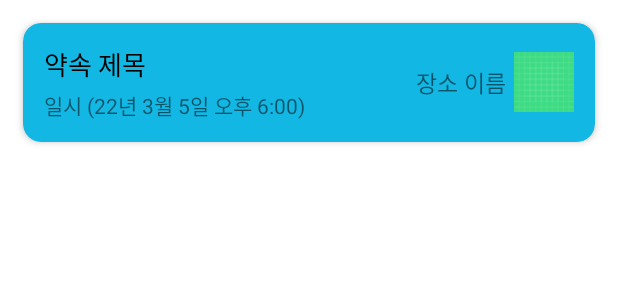
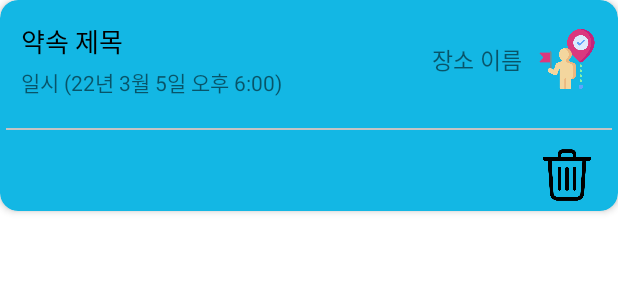
Before and after one commit to JaeCheon0222/Promise_Keeper, an Android app: the layout appointment_list_item.xml on its own in the app's theme, with its tools: preview values and no code run, on a phone screen of 412 x 824 dp. Shown: the top 300 px of the screen. Run offline under Robolectric (Android 15) with nearby library versions, the phone set to English and light mode, and no system bars; network calls fail.

Commit message:
#26 약속 목록 삭제  - 삭제후 새로고침이 되지 않음.

```diff
--- a/app/src/main/java/com/jc/promise_keeper/common/api/repository/PlaceRepository.kt
+++ b/app/src/main/java/com/jc/promise_keeper/common/api/repository/PlaceRepository.kt
@@ -53,4 +53,7 @@ object PlaceRepository {
             lng
         )
 
+    suspend fun deleteRequestAppointment(id: Int): Response<BasicResponse> =
+        Connect.promiseKeepService.deleteRequestAppointment(id)
+
 }
--- a/app/src/main/java/com/jc/promise_keeper/common/api/service/PromiseKeepService.kt
+++ b/app/src/main/java/com/jc/promise_keeper/common/api/service/PromiseKeepService.kt
@@ -76,6 +76,11 @@ interface PromiseKeepService {
     @GET("/appointment")
     fun getRequestAppointmentList(): Call<BasicResponse>
 
+    @DELETE("/appointment")
+    suspend fun deleteRequestAppointment(
+        @Query("appointment_id") id: Int
+    ): Response<BasicResponse>
+
 
     //endregion
 
--- a/app/src/main/java/com/jc/promise_keeper/view/fragments/PromiseFragment.kt
+++ b/app/src/main/java/com/jc/promise_keeper/view/fragments/PromiseFragment.kt
@@ -2,6 +2,7 @@ package com.jc.promise_keeper.view.fragments
 
 import android.os.Bundle
 import android.util.Log
+import androidx.fragment.app.FragmentTransaction
 import androidx.recyclerview.widget.LinearLayoutManager
 import com.jc.promise_keeper.R
 import com.jc.promise_keeper.adapter.AppointmentRecyclerAdapter
--- a/app/src/main/res/layout/appointment_list_item.xml
+++ b/app/src/main/res/layout/appointment_list_item.xml
@@ -7,10 +7,14 @@
         android:layout_width="match_parent"
         android:layout_height="wrap_content"
         card_view:cardBackgroundColor="@color/azure"
-        android:layout_margin="15dp"
         card_view:cardCornerRadius="12dp"
         card_view:cardElevation="3dp"
         card_view:contentPadding="4dp">
+
+        <LinearLayout
+            android:layout_width="match_parent"
+            android:layout_height="wrap_content"
+            android:orientation="vertical">
 
             <LinearLayout
                 android:layout_width="match_parent"
@@ -57,10 +61,30 @@
                     android:id="@+id/imgViewMap"
                     android:layout_width="40dp"
                     android:layout_height="40dp"
-                android:layout_marginStart="5dp"
-                android:src="@drawable/ic_launcher_background" />
+                    android:layout_marginStart="10dp"
+                    android:src="@drawable/ic_destination" />
 
             </LinearLayout>
+
+            <include layout="@layout/div" />
+
+            <LinearLayout
+                android:layout_width="wrap_content"
+                android:layout_height="wrap_content"
+                android:layout_gravity="end"
+                android:layout_marginEnd="10dp"
+                android:orientation="vertical">
+
+                <ImageView
+                    android:id="@+id/deleteButton"
+                    android:layout_width="40dp"
+                    android:layout_height="40dp"
+                    android:src="@drawable/ic_delete" />
+
+            </LinearLayout>
+
+        </LinearLayout>
+
 
     </androidx.cardview.widget.CardView>
 
```
Also changed, not shown: app/src/main/java/com/jc/promise_keeper/adapter/AppointmentRecyclerAdapter.kt (+58 -8 lines), app/src/main/res/drawable/ic_delete.png (added), app/src/main/res/drawable/ic_destination.png (added). Lines whose indentation alone changed are shown as unchanged.
